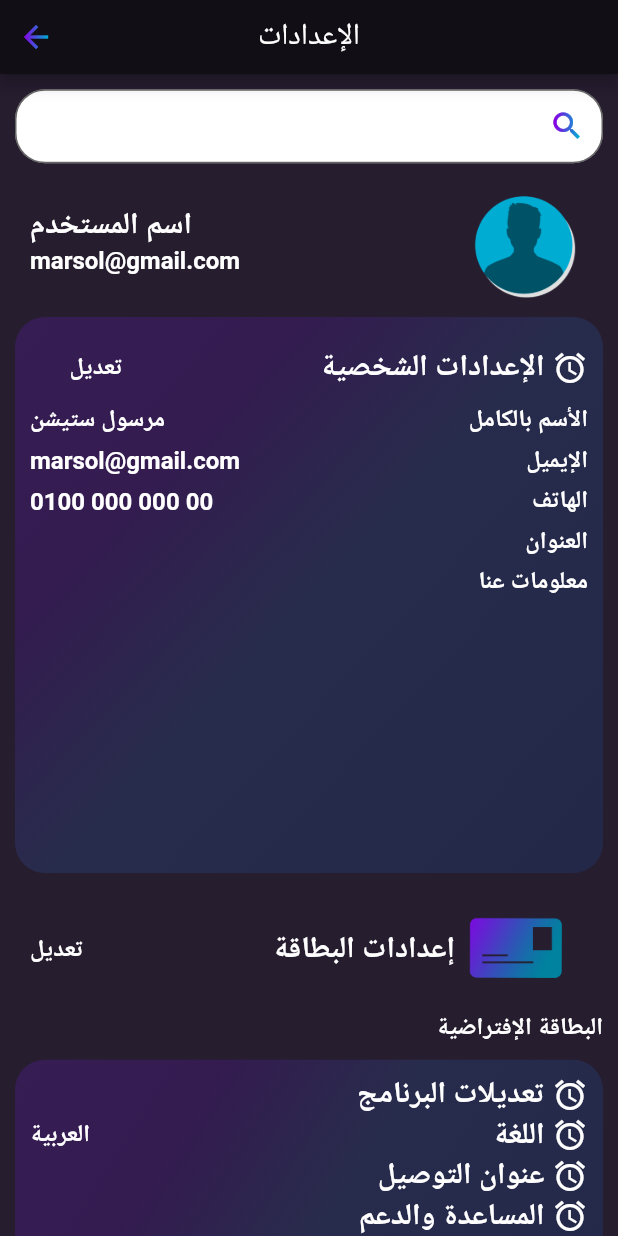
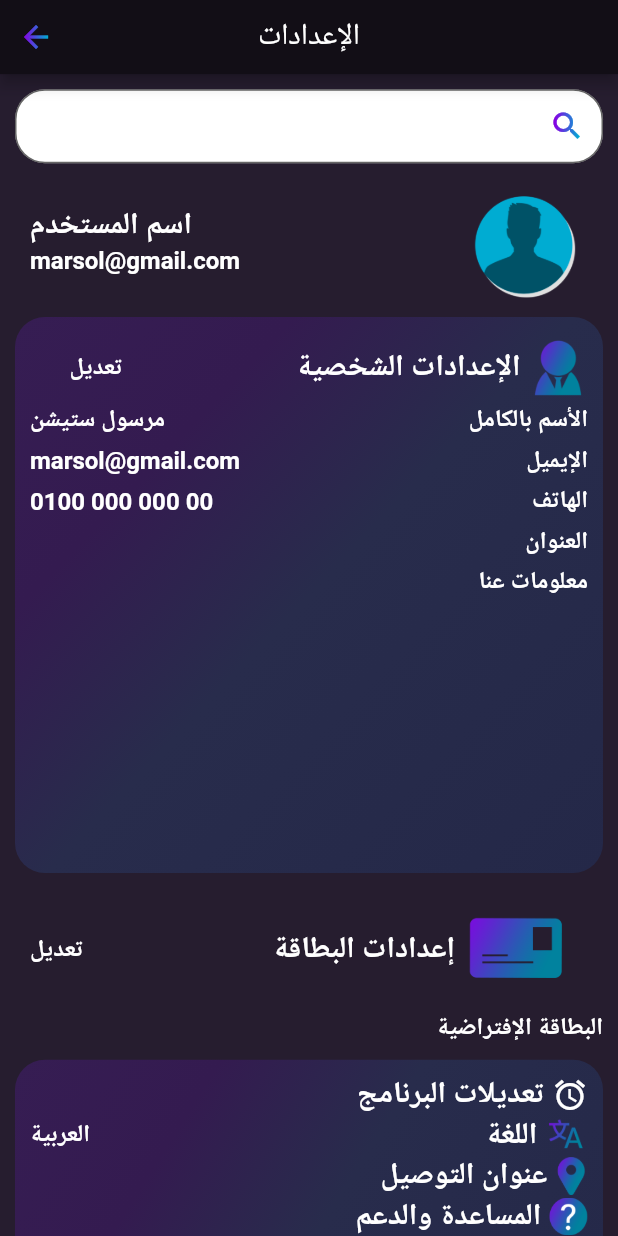
Before and after one commit to MohamedEL-mancy/marsol_station, a Flutter app: the Settings screen opened by its route, on a phone screen of 412 x 824 dp. Run offline on Flutter 3.47's test engine with Material 2 defaults, Android fonts, the phone set to English and light mode, and no system bars; our stand-ins replace badges, cached_network_image, dots_indicator, flutter_custom_clippers, font_awesome_flutter, geolocator and 3 more; missing offline and left inert: geocoder; accounts and stored records are empty.

Commit message:
marsol design

```diff
--- a/lib/constants/widgets/screens_widgets/settings_widgets.dart
+++ b/lib/constants/widgets/screens_widgets/settings_widgets.dart
@@ -20,13 +20,13 @@ Widget infoProfileSettings({String title, String info}) {
   );
 }
 
-Widget infoAppSetting({String title, String info}) {
+Widget infoAppSetting({String title, String info, String image}) {
   return Row(
     mainAxisAlignment: MainAxisAlignment.spaceBetween,
     children: [
       Row(
         children: [
-          Icon(Icons.alarm, color: Colors.white),
+          Image.asset(image, height: 25.0),
           SizedBox(width: 5.0),
           Text(
             title,
@@ -72,9 +72,9 @@ Widget containerProfileSetting({double height}) {
           children: [
             Row(
               children: [
-                Icon(
-                  Icons.alarm,
-                  color: Colors.white,
+                Image.asset(
+                  "assets/icons/settings/setting_prof.png",
+                  height: 40.0,
                 ),
                 SizedBox(width: 5.0),
                 Text(
@@ -139,9 +139,21 @@ Widget containerAppSetting({double height}) {
             ),
           ],
         ),
-        infoAppSetting(title: "اللغة", info: "العربية"),
-        infoAppSetting(title: "عنوان التوصيل", info: ""),
-        infoAppSetting(title: "المساعدة والدعم", info: "")
+        infoAppSetting(
+          title: "اللغة",
+          info: "العربية",
+          image: "assets/icons/settings/setting_lang.png",
+        ),
+        infoAppSetting(
+          title: "عنوان التوصيل",
+          info: "",
+          image: "assets/icons/settings/setting_location.png",
+        ),
+        infoAppSetting(
+          title: "المساعدة والدعم",
+          info: "",
+          image: "assets/icons/settings/setting_help.png",
+        )
       ],
     ),
   );
--- /dev/null
+++ b/lib/helper_provider/map_data.dart
@@ -0,0 +1,20 @@
+import 'package:flutter/material.dart';
+
+class MapData extends ChangeNotifier {
+  String placeName;
+  double latAddress, longAddres;
+  void getPlaceName(String name) {
+    placeName = name;
+    notifyListeners();
+  }
+
+  void getLatAddress(double lat) {
+    latAddress = lat;
+    notifyListeners();
+  }
+
+  void getLongAddress(double long) {
+    longAddres = long;
+    notifyListeners();
+  }
+}
--- a/lib/main.dart
+++ b/lib/main.dart
@@ -1,6 +1,7 @@
 import 'package:flutter/material.dart';
 import 'package:marsol/constants/lists_widgets.dart';
 import 'package:marsol/constants/widgets/screens_widgets/details_screen_widgets.dart';
+import 'package:marsol/helper_provider/map_data.dart';
 
 import 'package:marsol/screens/Registration.dart';
 import 'package:marsol/screens/add_to_cart.dart';
@@ -37,6 +38,9 @@ class Marsol extends StatelessWidget {
         ChangeNotifierProvider(
           create: (context) => DetailsWidgets(),
         ),
+        ChangeNotifierProvider(
+          create: (context) => MapData(),
+        )
       ],
       child: MaterialApp(
           //builder: DevicePreview.appBuilder,
--- a/lib/screens/ready_to_order.dart
+++ b/lib/screens/ready_to_order.dart
@@ -76,6 +76,7 @@ class _ReadyToOrderState extends State<ReadyToOrder> {
                     'subTitle': subTitle,
                   });
                   int ids = await helper.createOrders(order);
+                  print(ids);
                 },
                 child: buttons(
                   title: "صفحة طلباتي",
--- a/pubspec.yaml
+++ b/pubspec.yaml
@@ -15,7 +15,7 @@ publish_to: 'none' # Remove this line if you wish to publish to pub.dev
 # In iOS, build-name is used as CFBundleShortVersionString while build-number used as CFBundleVersion.
 # Read more about iOS versioning at
 # https://developer.apple.com/library/archive/documentation/General/Reference/InfoPlistKeyReference/Articles/CoreFoundationKeys.html
-version: 1.0.0+1
+version: 1.0.0+2
 
 environment:
   sdk: ">=2.7.0 <3.0.0"
@@ -36,10 +36,11 @@ dependencies:
   dots_indicator: ^1.2.0
   flutter_custom_clippers: ^1.1.2
   device_preview: ^0.4.8
-  location: ^3.0.2
   google_maps_flutter: ^0.5.32
   geocoder: ^0.2.1
   sqflite: ^1.3.1+1
+  geolocator: ^6.0.0
+
 
 
 dev_dependencies:
@@ -63,6 +64,7 @@ flutter:
     - assets/icons/
     - assets/images/
     - assets/icons/profile/
+    - assets/icons/settings/
 
   # An image asset can refer to one or more resolution-specific "variants", see
   # https://flutter.dev/assets-and-images/#resolution-aware.
```
Also changed, not shown: lib/constants/widgets/screens_widgets/delivery_place_widgets.dart (+9 -2 lines), lib/screens/delivery_place.dart (+36 -44 lines), lib/screens/user_location.dart (+32 -56 lines), assets/icons/settings/setting_help.png (added), assets/icons/settings/setting_lang.png (added), assets/icons/settings/setting_location.png (added), assets/icons/settings/setting_prof.png (added), pubspec.lock, 3 other files.
